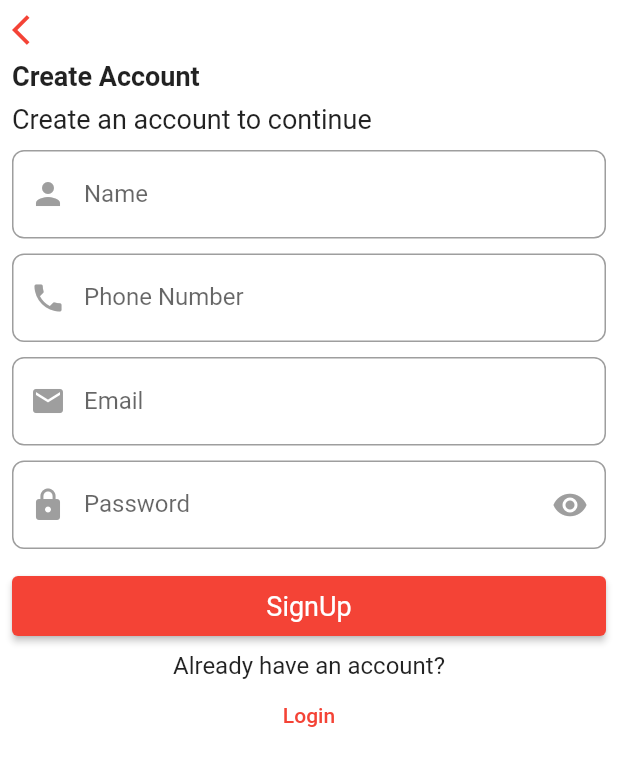
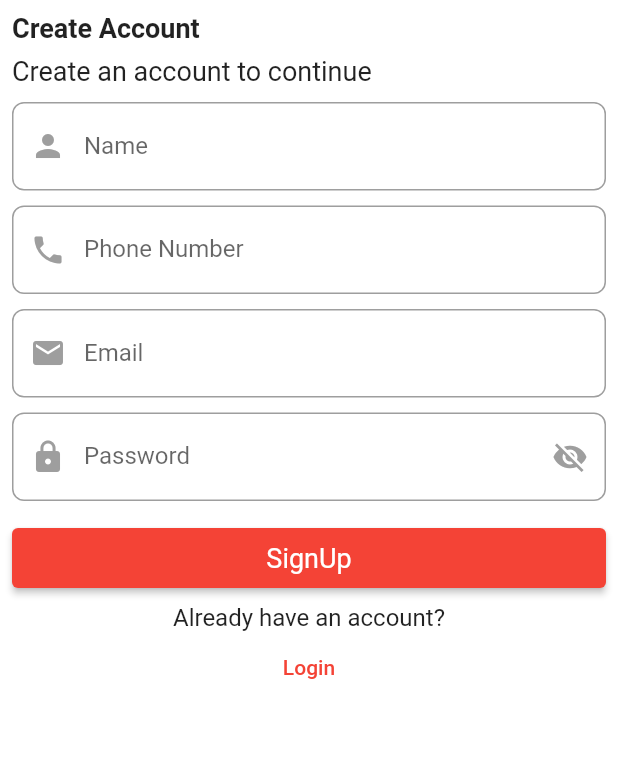
Before and after one commit to SynthiaAtieno/e-commerce, a Flutter app: the SignUp screen opened directly, on a phone screen of 412 x 824 dp. Shown: the top 766 px of the screen. Run offline on Flutter 3.47's test engine with Material 2 defaults, Android fonts, the phone set to English and light mode, and no system bars; our stand-ins replace firebase_auth, firebase_core; accounts and stored records are empty.

Commit message:
latest commit

```diff
--- a/lib/screens/auth_ui/login/login.dart
+++ b/lib/screens/auth_ui/login/login.dart
@@ -66,7 +66,8 @@ class _LoginState extends State<Login> {
               Center(
                   child: TextButton(
                 onPressed: () {
-                  Routes.instance.push(widget:  SignUp(), context: context);
+                  Routes.instance.pushAndRemoveUtil(widget: SignUp(), context: context);
+                  //Routes.instance.push(widget:  SignUp(), context: context);
                 },
                 child: Text(
                   "Create Account",
--- a/lib/screens/auth_ui/sign_up/signup.dart
+++ b/lib/screens/auth_ui/sign_up/signup.dart
@@ -1,18 +1,29 @@
 import 'package:e_commerce/constants/routes/routes.dart';
 import 'package:e_commerce/constants/theme.dart';
 import 'package:e_commerce/screens/auth_ui/login/login.dart';
+import 'package:e_commerce/screens/home/home_page.dart';
 import 'package:e_commerce/widgets/elevated_button.dart';
 import 'package:e_commerce/widgets/textfield.dart';
 import 'package:e_commerce/widgets/top_title.dart';
+import 'package:firebase_auth/firebase_auth.dart';
 import 'package:flutter/material.dart';
 
-class SignUp extends StatelessWidget {
+class SignUp extends StatefulWidget {
   SignUp({super.key});
 
-  final TextEditingController emailController = TextEditingController();
-  final TextEditingController passwordController = TextEditingController();
-  final TextEditingController nameController = TextEditingController();
-  final TextEditingController phoneController = TextEditingController();
+  @override
+  State<SignUp> createState() => _SignUpState();
+}
+
+class _SignUpState extends State<SignUp> {
+  final emailController = TextEditingController();
+
+  final passwordController = TextEditingController();
+
+  final nameController = TextEditingController();
+
+  final phoneController = TextEditingController();
+  bool isShowPassword = true;
 
   @override
   Widget build(BuildContext context) {
@@ -54,10 +65,26 @@ class SignUp extends StatelessWidget {
                 hintText: "Password",
                 iconData: Icons.lock,
                 label: "Password",
-                suffixIconData: Icons.visibility,
+                suffixIconData: !isShowPassword ? Icons.visibility : Icons.visibility_off,
+                onTap: (){
+                  setState(() {
+                    isShowPassword = !isShowPassword;
+                  });
+                },
               ),
               const SizedBox(height: 18),
-              PrimaryButton(onPressed: () {}, title: "SignUp"),
+              PrimaryButton(onPressed: () {
+                Routes.instance.pushAndRemoveUtil(widget: const HomePage(), context: context);
+                /*print("jhkjrhghger");
+                if(emailController.text.isNotEmpty && passwordController.text.isNotEmpty && nameController.text.isNotEmpty && phoneController.text.isNotEmpty){
+                  print("ghireghiurehgiug");
+                  FirebaseAuth.instance.createUserWithEmailAndPassword(email: emailController.text.trim(), password: passwordController.text.trim());
+                  print("hfjshkhjklashdjkds");
+
+                }else{
+                    print("Please fill all the fields");
+                }*/
+              }, title: "SignUp"),
               const SizedBox(height: 10),
               const Center(
                 child: Text(
@@ -67,7 +94,8 @@ class SignUp extends StatelessWidget {
               ),
               Center(
                 child: TextButton(
-                  onPressed: () {Routes.instance.push(widget: Login(), context: context);},
+                  onPressed: () {
+                    Routes.instance.pushAndRemoveUtil(widget: const Login(), context: context);},
                   child: Text(
                     "Login",
                     style: TextStyle(fontSize: 14, color: Theme.of(context).primaryColor),
--- a/lib/widgets/top_title.dart
+++ b/lib/widgets/top_title.dart
@@ -12,15 +12,6 @@ class TopTitles extends StatelessWidget {
       child: Column(
         crossAxisAlignment: CrossAxisAlignment.start,
         children: [
-          if (title == "Login" || title == "Create Account")
-            GestureDetector(
-                onTap: () {
-                  Navigator.pop(context);
-                },
-                child: const Icon(Icons.arrow_back_ios, color: Colors.red,)),
-          const SizedBox(
-            height: 8,
-          ),
           Text(
             title,
             style: const TextStyle(fontSize: 18.0, fontWeight: FontWeight.bold),
```
Also changed, not shown: lib/screens/home/home_page.dart (added, +11 -0 lines), 3 other files.
